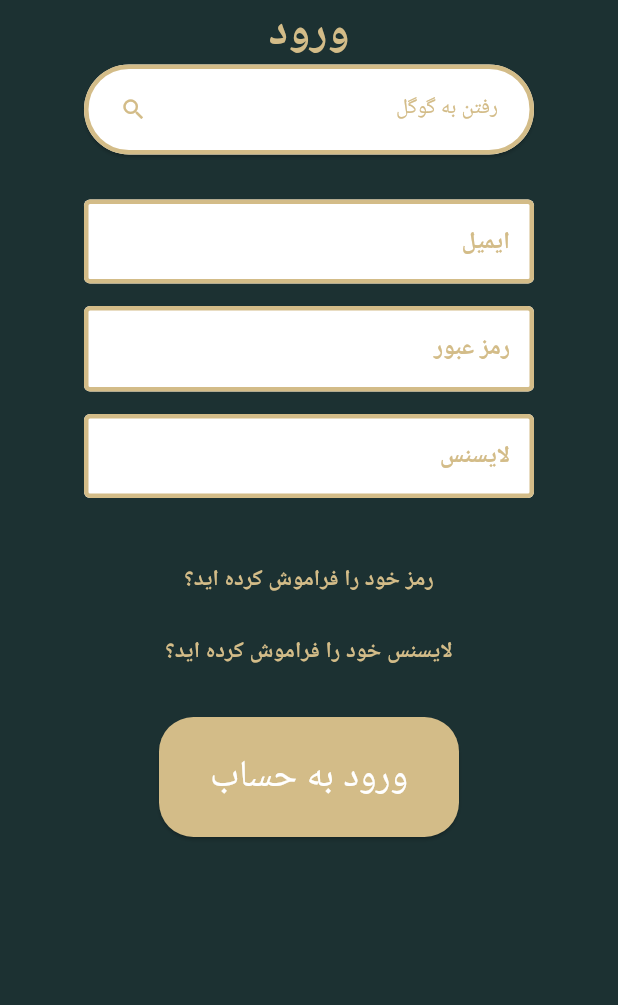
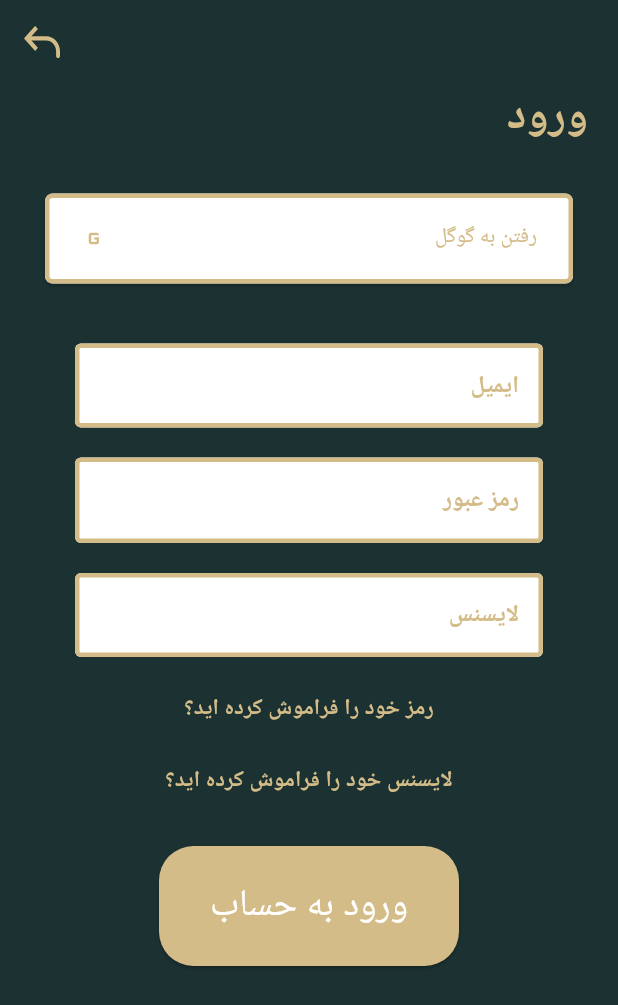
Before and after one commit to MahmoodHashem/power_tailor, a Flutter app: the Login screen opened directly, on a phone screen of 412 x 824 dp. Shown: the top 1005 px of the screen. Run offline on Flutter 3.47's test engine with Material 3 defaults, Android fonts, the phone set to English and light mode, and no system bars; our stand-ins replace flutter_svg.

Commit message:
Update login page
کمی داخل صفحه لاگین تغییرات آوردم،  اگر عرض باتون یا تکست فیلد  فکس بدیم باز به صفحای کمی هم بزرگتر به مشکل میخوریم از ای خاطر عرض پاک کردم که تمام صفحه بگیره و پادینگ دادم، و کمی هم دیگه تغییرات آوردم

```diff
--- a/lib/src/common_widgets/custom_textfield.dart
+++ b/lib/src/common_widgets/custom_textfield.dart
@@ -3,10 +3,14 @@ import 'package:flutter/material.dart';
 import 'package:power_tailor/src/constants/colors.dart';
 
 
-Widget customTextField({required String hintText , }){
-  return  SizedBox(
-    width: 300,
+Widget customTextField({required String hintText , bool obscureText = false }){
+  return  Padding(
+    padding: const EdgeInsets.symmetric(
+      horizontal: 50,
+      vertical: 10,
+    ),
     child: TextField(
+      obscureText: obscureText,
       textAlign: TextAlign.right,
       cursorColor: Colors.brown[300],
       style: const TextStyle(color: p2),
--- a/lib/src/screens/login.dart
+++ b/lib/src/screens/login.dart
@@ -1,7 +1,9 @@
 import 'package:flutter/material.dart';
+import 'package:flutter_svg/svg.dart';
 import 'package:power_tailor/src/common_widgets/custom_textfield.dart';
 import 'package:power_tailor/src/common_widgets/custom_button.dart';
 import 'package:power_tailor/src/constants/colors.dart';
+
 
 
 class Login extends StatefulWidget {
@@ -16,6 +18,19 @@ class _LoginState extends State<Login> {
   @override
   Widget build(BuildContext context) {
     return Scaffold(
+      appBar: AppBar(
+        backgroundColor: Colors.transparent,
+        leading:   MaterialButton(
+                    onPressed: () {
+                      Navigator.pop(context);
+                    },
+                    child: SvgPicture.asset(
+                      "assets/images/Vector.svg",
+                      height: 30,
+                      color: p2,
+                    ),
+                  ),
+      ),
       backgroundColor: p1,
       body: SafeArea(
         child: SingleChildScrollView(
@@ -23,60 +38,73 @@ class _LoginState extends State<Login> {
             child: Column(
               mainAxisAlignment: MainAxisAlignment.center,
               children: [
-                Text(
+               const Padding(
+                  padding:EdgeInsets.only(right:20),
+                  child:  Align(
+                    alignment: Alignment.centerRight,
+                    child:Text(
                     "ورود",
                     textDirection: TextDirection.rtl,
                     style: TextStyle(
                       color: p2,
                       fontSize: 30,
                       fontWeight: FontWeight.bold,
+
                     ),
                   ),
-                SizedBox(
-                  width: 300,
+                  ),
+                ),
+
+                Container(
                   height: 60,
+                    margin: const EdgeInsets.symmetric(
+                      horizontal: 30,
+                      vertical: 30
+                    ),
                   child: ElevatedButton(
                     onPressed: () {},
-                    style: ButtonStyle(
-                        backgroundColor: MaterialStatePropertyAll(tColor),
-                        foregroundColor: MaterialStatePropertyAll(p2),
-                        side: MaterialStatePropertyAll(BorderSide(
-                            color: p2, style: BorderStyle.solid, width: 3))),
+                    style: ElevatedButton.styleFrom(
+
+                      side: const BorderSide(
+                        color: p2,
+                        width: 3,
+                      ),
+                      backgroundColor: tColor,
+                      foregroundColor: p2,
+                      shape: RoundedRectangleBorder(
+                        borderRadius: BorderRadius.circular(5)
+                      )
+                    ),
                     child: const Row(
                       mainAxisAlignment: MainAxisAlignment.spaceBetween,
                       children: [
-                        Icon(Icons.search),
-                        SizedBox(width: 8),
+                        Icon(Icons.g_mobiledata),
+
                         Text("رفتن به گوگل"),
                       ],
                     ),
                   ),
                 ),
-                const SizedBox(
-                  height: 30,
+
+                customTextField(hintText: "ایمیل"),
+                customTextField(hintText: "رمز عبور",
+                  obscureText: true,
                 ),
-                customTextField(hintText: "ایمیل"),
-                const SizedBox(
-                  height: 15,
+                customTextField(
+                  hintText: "لایسنس",
+
                   ),
-                customTextField(hintText: "رمز عبور"),
-                const SizedBox(
-                  height: 15,
-                ),
-                customTextField(hintText: "لایسنس"),
-                const SizedBox(
-                  height: 30,
-                ),
+
                 MaterialButton(
                     onPressed: () {},
-                    child: Text(
+                    child: const Text(
                       "رمز خود را فراموش کرده اید؟",
                       style: TextStyle(
                           color: p2, fontSize: 15, fontWeight: FontWeight.bold),
                     )),
                 MaterialButton(
                     onPressed: () {},
-                    child: Text(
+                    child: const Text(
                       "لایسنس خود را فراموش کرده اید؟",
                       style: TextStyle(
                           color: p2, fontSize: 15, fontWeight: FontWeight.bold),
--- a/lib/src/screens/login_or_signup.dart
+++ b/lib/src/screens/login_or_signup.dart
@@ -2,6 +2,7 @@ import 'package:flutter/material.dart';
 import 'package:flutter_svg/flutter_svg.dart';
 import 'package:power_tailor/src/common_widgets/custom_button.dart';
 import 'package:power_tailor/src/constants/colors.dart';
+
 
 
 import 'login.dart';
@@ -33,11 +34,6 @@ class LoginOrSignUp extends StatelessWidget {
           child: Column(
             mainAxisAlignment: MainAxisAlignment.spaceAround,
             children: [
-              // Expanded(
-              //   child: const SizedBox(
-              //     height: 80,
-              //   ),
-              // ),
               SvgPicture.asset(
                 "assets/images/tailor1.svg",
                 width: 200,
--- a/pubspec.yaml
+++ b/pubspec.yaml
@@ -36,6 +36,7 @@ dependencies:
   # Use with the CupertinoIcons class for iOS style icons.
   cupertino_icons: ^1.0.2
   flutter_svg: ^2.0.10+1
+  font_awesome_flutter: ^10.7.0
 
 dev_dependencies:
   flutter_test:
```
Also changed, not shown: pubspec.lock. Lines whose indentation alone changed are shown as unchanged.
